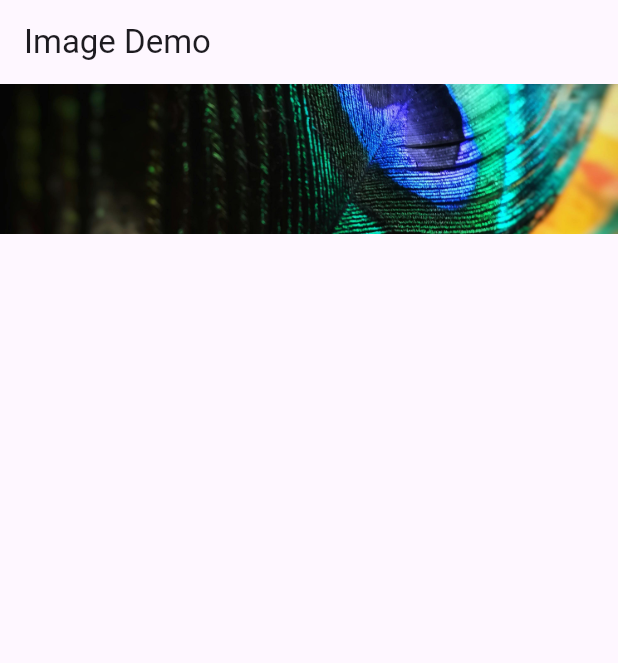
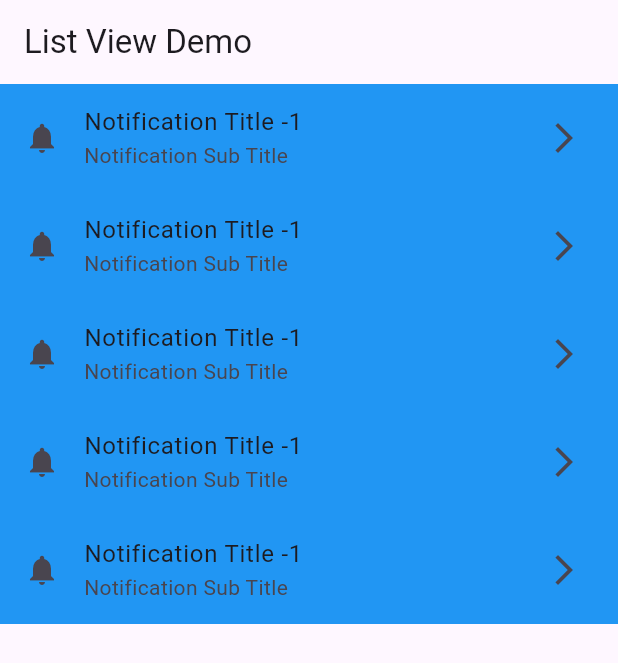
Before and after one commit to MuhammadAliKust/UsamaProject, a Flutter app: the screen it shows after launch, on a phone screen of 412 x 824 dp. Shown: the top 663 px of the screen. Run offline on Flutter 3.47's test engine with Material 3 defaults, Android fonts, the phone set to English and light mode, and no system bars.

```diff
--- /dev/null
+++ b/lib/list_view_builder.dart
@@ -0,0 +1,38 @@
+import 'package:flutter/material.dart';
+
+class ListViewDemo extends StatefulWidget {
+   ListViewDemo({super.key});
+
+  @override
+  State<ListViewDemo> createState() => _ListViewDemoState();
+}
+
+class _ListViewDemoState extends State<ListViewDemo> {
+  int selectedIndex = -1;
+
+  @override
+  Widget build(BuildContext context) {
+    return Scaffold(
+      appBar: AppBar(
+        title: Text("List View Demo"),
+      ),
+      body: ListView.builder(
+          itemCount: 5,
+          itemBuilder: (context, i) {
+            return ListTile(
+              onTap: (){
+                // selectedIndex = i;
+                // setState(() {
+                //
+                // });
+              },
+              leading: Icon(Icons.notifications),
+              title: Text("Notification Title $selectedIndex"),
+              subtitle: Text("Notification Sub Title"),
+              trailing: Icon(Icons.arrow_forward_ios),
+              tileColor: Colors.blue,
+            );
+          }),
+    );
+  }
+}
--- a/lib/main.dart
+++ b/lib/main.dart
@@ -1,6 +1,5 @@
 import 'package:flutter/material.dart';
-import 'package:usama_project/image.dart';
-import 'package:usama_project/login_view.dart';
+import 'package:usama_project/list_view_builder.dart';
 
 void main() {
   runApp(const MyApp());
@@ -12,7 +11,7 @@ class MyApp extends StatelessWidget {
   @override
   Widget build(BuildContext context) {
     return MaterialApp(
-      home: ImageViewDemo(),
+      home: ListViewDemo(),
     );
   }
 }
```
